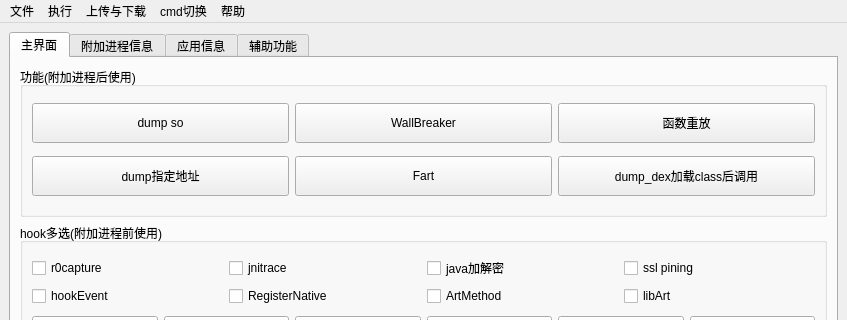
First picture: the form in ui/kmain.ui, repository dqzg12300/fridaUiTools, before the edit; both pictures show x 0 to 847 and y 0 to 320 of the 847 by 801 pixel window.
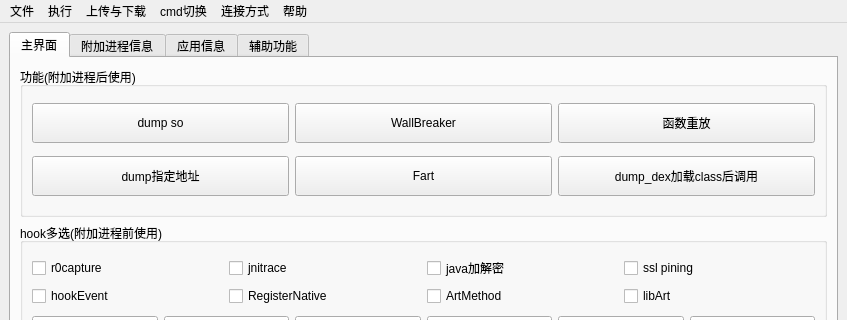
Second picture: the form after the edit.

Commit message: 增加wifi连接，优化新版本frida的附加。frida升级到15.1.9

```diff
--- a/ui/kmain.ui
+++ b/ui/kmain.ui
@@ -738,7 +738,7 @@
      <x>0</x>
      <y>0</y>
      <width>847</width>
-     <height>23</height>
+     <height>28</height>
     </rect>
    </property>
    <widget class="QMenu" name="menufile">
@@ -798,10 +798,18 @@
     <addaction name="actionSuC"/>
     <addaction name="actionSu0"/>
    </widget>
+   <widget class="QMenu" name="menu_2">
+    <property name="title">
+     <string>连接方式</string>
+    </property>
+    <addaction name="actionUsb"/>
+    <addaction name="actionWifi"/>
+   </widget>
    <addaction name="menufile"/>
    <addaction name="menuedit"/>
    <addaction name="menu"/>
    <addaction name="menucmd"/>
+   <addaction name="menu_2"/>
    <addaction name="menuhelp"/>
   </widget>
   <widget class="QStatusBar" name="statusbar"/>
```
Left out of the diff: 27 changed lines with no effect on the pictures. The commit also changes 29 other files.
